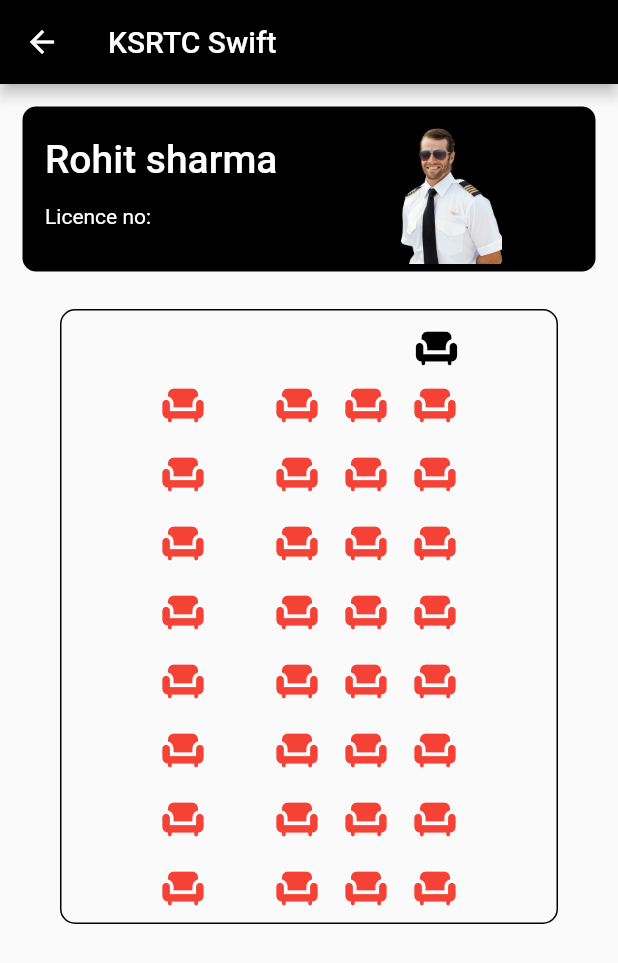
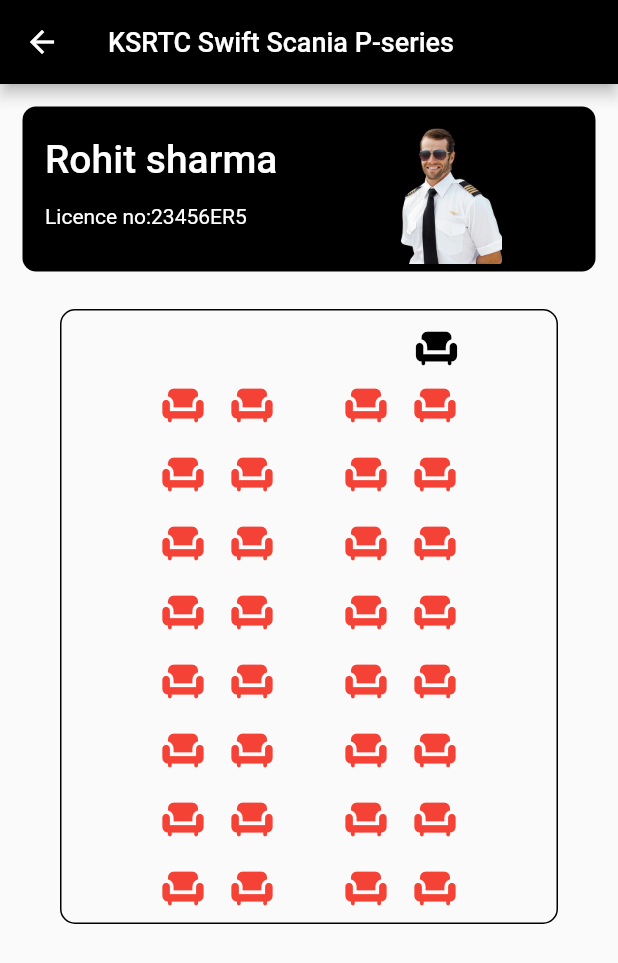
Before and after one commit to Hisham079/moovbe-project, a Flutter app: the HomePage screen opened directly, after a tap on "Manage", on a phone screen of 412 x 824 dp. Shown: the top 963 px of the screen. Run offline on Flutter 3.47's test engine with Material 2 defaults, Android fonts, the phone set to English and light mode, and no system bars; our stand-ins replace flutter_screenutil.

Commit message:
second commit

```diff
--- a/lib/main.dart
+++ b/lib/main.dart
@@ -1,6 +1,6 @@
 import 'package:flutter/material.dart';
 import 'package:flutter_screenutil/flutter_screenutil.dart';
-import 'package:moovbe/module/introPage/view/introPage.dart';
+import 'package:moovbe/module/splashPage/view/splashPage.dart';
 
 void main() {
   runApp(const MyApp());
@@ -14,7 +14,7 @@ class MyApp extends StatelessWidget {
   Widget build(BuildContext context) {
     return ScreenUtilInit(
       builder: (context, child) {
-        return MaterialApp(home: IntroPage());
+        return MaterialApp(home: SplashPage());
       },
     );
   }
--- /dev/null
+++ b/lib/module/busDetails/view/busDetail2X2.dart
@@ -0,0 +1,144 @@
+import 'package:flutter/material.dart';
+import 'package:flutter/src/widgets/framework.dart';
+import 'package:flutter/src/widgets/placeholder.dart';
+
+import '../local_widget/seat_icon.dart';
+
+class BusDetails2X2 extends StatelessWidget {
+  const BusDetails2X2({super.key});
+
+  @override
+  Widget build(BuildContext context) {
+    return Scaffold(
+      appBar: AppBar(
+        backgroundColor: Colors.black,
+        title: const Text(
+          'KSRTC Swift Scania P-series',
+          style: TextStyle(fontSize: 18),
+        ),
+      ),
+      body: Column(
+        children: [
+          Container(
+            margin: const EdgeInsets.all(15),
+            height: 110,
+            width: double.infinity,
+            decoration: BoxDecoration(
+                borderRadius: BorderRadius.circular(9), color: Colors.black),
+            child: Row(
+              mainAxisAlignment: MainAxisAlignment.start,
+              children: [
+                Column(
+                  crossAxisAlignment: CrossAxisAlignment.start,
+                  children: const [
+                    Padding(
+                      padding: EdgeInsets.only(left: 15, top: 20, bottom: 15),
+                      child: Text(
+                        'Rohit sharma',
+                        style: TextStyle(
+                            color: Colors.white,
+                            fontSize: 26,
+                            fontWeight: FontWeight.w500),
+                      ),
+                    ),
+                    Padding(
+                      padding: EdgeInsets.only(left: 15),
+                      child: Text(
+                        'Licence no:23456ER5',
+                        style: TextStyle(color: Colors.white),
+                      ),
+                    ),
+                  ],
+                ),
+                SizedBox(
+                    width: 150, child: Image.asset('Assets/images/driver.png'))
+              ],
+            ),
+          ),
+          Container(
+            margin: const EdgeInsets.only(left: 40, right: 40, top: 10),
+            // height: 400,
+            width: double.infinity,
+            decoration: BoxDecoration(
+                border: Border.all(), borderRadius: BorderRadius.circular(10)),
+            child: Column(
+              children: [
+                const Padding(
+                  padding: EdgeInsets.only(left: 170, top: 10),
+                  child: Icon(
+                    Icons.chair,
+                    color: Colors.black,
+                    size: 30,
+                  ),
+                ),
+                Row(
+                  mainAxisAlignment: MainAxisAlignment.center,
+                  children: [
+                    // SizedBox(
+                    //   width: 20,
+                    // ),
+                    Column(
+                      children: const [
+                        SeatIcon(),
+                        SeatIcon(),
+                        SeatIcon(),
+                        SeatIcon(),
+                        SeatIcon(),
+                        SeatIcon(),
+                        SeatIcon(),
+                        SeatIcon(),
+                        // SeatIcon(),
+                      ],
+                    ),
+
+                    Column(
+                      children: const [
+                        SeatIcon(),
+                        SeatIcon(),
+                        SeatIcon(),
+                        SeatIcon(),
+                        SeatIcon(),
+                        SeatIcon(),
+                        SeatIcon(),
+                        SeatIcon(),
+                        // SeatIcon(),
+                      ],
+                    ),
+                    const SizedBox(
+                      width: 30,
+                    ),
+                    Column(
+                      children: const [
+                        SeatIcon(),
+                        SeatIcon(),
+                        SeatIcon(),
+                        SeatIcon(),
+                        SeatIcon(),
+                        SeatIcon(),
+                        SeatIcon(),
+                        SeatIcon(),
+                        // SeatIcon(),
+                      ],
+                    ),
+                    Column(
+                      children: const [
+                        SeatIcon(),
+                        SeatIcon(),
+                        SeatIcon(),
+                        SeatIcon(),
+                        SeatIcon(),
+                        SeatIcon(),
+                        SeatIcon(),
+                        SeatIcon(),
+                      ],
+                    )
+                  ],
+                ),
+              ],
+            ),
+          )
+        ],
+      ),
+    );
+  }
+}
--- a/lib/module/busDetails/view/busDetails.dart
+++ b/lib/module/busDetails/view/busDetails1x3.dart
@@ -3,15 +3,18 @@ import 'package:flutter/src/widgets/framework.dart';
 import 'package:flutter/src/widgets/placeholder.dart';
 import 'package:moovbe/module/busDetails/local_widget/seat_icon.dart';
 
-class BusDetails extends StatelessWidget {
-  const BusDetails({super.key});
+class BusDetails1X3 extends StatelessWidget {
+  const BusDetails1X3({super.key});
 
   @override
   Widget build(BuildContext context) {
     return Scaffold(
       appBar: AppBar(
         backgroundColor: Colors.black,
-        title: Text('KSRTC Swift'),
+        title: Text(
+          'KSRTC Swift Scania P-series',
+          style: TextStyle(fontSize: 18),
+        ),
       ),
       body: Column(
         children: [
@@ -41,7 +44,7 @@ class BusDetails extends StatelessWidget {
                     Padding(
                       padding: const EdgeInsets.only(left: 15),
                       child: Text(
-                        'Licence no:',
+                        'Licence no:23456ER5',
                         style: TextStyle(color: Colors.white),
                       ),
                     ),
--- a/lib/module/homePage/local_widget/detailsTile.dart
+++ b/lib/module/homePage/local_widget/detailsTile.dart
@@ -1,14 +1,14 @@
 import 'package:flutter/material.dart';
 import 'package:flutter/src/widgets/framework.dart';
 import 'package:flutter/src/widgets/placeholder.dart';
-import 'package:moovbe/module/busDetails/view/busDetails.dart';
-import 'package:moovbe/module/introPage/local_widget/button_widget.dart';
+import 'package:moovbe/module/busDetails/view/busDetail2X2.dart';
+import 'package:moovbe/module/busDetails/view/busDetails1x3.dart';
+import 'package:moovbe/module/splashPage/local_widget/button_widget.dart';
 
 class DetailsTile extends StatelessWidget {
   DetailsTile(
       {super.key,
       required this.btnTxt,
-
       required this.subTitle,
       required this.title,
       required this.widget});
@@ -40,7 +40,7 @@ class DetailsTile extends StatelessWidget {
                 ),
                 color: Color.fromARGB(255, 188, 188, 188),
               ),
-              child:widget),
+              child: widget),
           SizedBox(
             width: 7,
           ),
@@ -75,7 +75,7 @@ class DetailsTile extends StatelessWidget {
               Navigator.push(
                 context,
                 MaterialPageRoute(
-                  builder: (context) => BusDetails(),
+                  builder: (context) => BusDetails2X2(),
                 ),
               );
             },
--- a/lib/module/homePage/view/homePage.dart
+++ b/lib/module/homePage/view/homePage.dart
@@ -2,11 +2,11 @@ import 'package:flutter/material.dart';
 import 'package:flutter/src/widgets/framework.dart';
 import 'package:flutter/src/widgets/placeholder.dart';
 import 'package:moovbe/module/addDriver/view/addDriver.dart';
-import 'package:moovbe/module/busDetails/view/busDetails.dart';
+import 'package:moovbe/module/busDetails/view/busDetails1x3.dart';
 import 'package:moovbe/module/driverList/view/driverList.dart';
 import 'package:moovbe/module/homePage/local_widget/details.dart';
 import 'package:moovbe/module/homePage/local_widget/detailsTile.dart';
-import 'package:moovbe/module/introPage/local_widget/button_widget.dart';
+import 'package:moovbe/module/splashPage/local_widget/button_widget.dart';
 
 class HomePage extends StatelessWidget {
   HomePage({super.key});
@@ -17,7 +17,11 @@ class HomePage extends StatelessWidget {
       appBar: AppBar(
         backgroundColor: Color.fromARGB(221, 18, 18, 18),
         automaticallyImplyLeading: false,
-        title: Row(
+        title: Stack(children: [
+          Container(
+            height: 58,
+            width: double.infinity,
+            child: Row(
               mainAxisAlignment: MainAxisAlignment.center,
               children: [
                 Text(
@@ -30,6 +34,21 @@ class HomePage extends StatelessWidget {
                 ),
               ],
             ),
+          ),
+          Padding(
+            padding: const EdgeInsets.only(
+              left: 179,
+            ),
+            child: Align(
+              alignment: Alignment.topLeft,
+              child: Icon(
+                Icons.arrow_drop_down,
+                size: 36,
+                color: Colors.yellow,
+              ),
+            ),
+          )
+        ]),
       ),
       body: Column(
         crossAxisAlignment: CrossAxisAlignment.start,
@@ -61,13 +80,34 @@ class HomePage extends StatelessWidget {
             ],
           ),
           Padding(
-            padding: const EdgeInsets.only(left: 15, top: 10, bottom: 10),
+            padding: const EdgeInsets.only(left: 15, top: 10, bottom: 15),
             child: Text(
               '21 Buses Found',
               style: TextStyle(
+                  fontSize: 13,
                   color: Color.fromARGB(255, 121, 120, 120),
                   fontWeight: FontWeight.w500),
             ),
+          ),
+          InkWell(
+            child: DetailsTile(
+              title: 'KSRTC',
+              subTitle: 'Swift Scania P-series',
+              btnTxt: 'Manage',
+              widget: Image.asset('Assets/images/bus1-removebg-preview.png'),
+            ),
+          ),
+          DetailsTile(
+            title: 'KSRTC',
+            subTitle: 'Swift Scania P-series',
+            btnTxt: 'Manage',
+            widget: Image.asset('Assets/images/bus1-removebg-preview.png'),
+          ),
+          DetailsTile(
+            title: 'KSRTC',
+            subTitle: 'Swift Scania P-series',
+            btnTxt: 'Manage',
+            widget: Image.asset('Assets/images/bus1-removebg-preview.png'),
           ),
           DetailsTile(
             title: 'KSRTC',
--- a/lib/module/signin/local_widget/login_design.dart
+++ b/lib/module/signin/local_widget/login_design.dart
@@ -14,7 +14,7 @@ class LoginDesign extends CustomPainter {
       )
       ..lineTo(
         283.w,
-        257.h,
+        249.h,
       )
       ..lineTo(
         365.w,
```
Also changed, not shown: lib/module/addDriver/view/addDriver.dart (+7 -4 lines), lib/module/driverList/view/driverList.dart (+35 -7 lines), lib/module/introPage/view/introPage.dart (deleted, +0 -63 lines), lib/module/signin/view/signin.dart (+3 -35 lines), lib/module/splashPage/view/splashPage.dart (added, +82 -0 lines), lib/module/splashPage/local_widget/button_widget.dart (renamed from lib/module/introPage/local_widget/button_widget.dart). Lines whose indentation alone changed are shown as unchanged.
